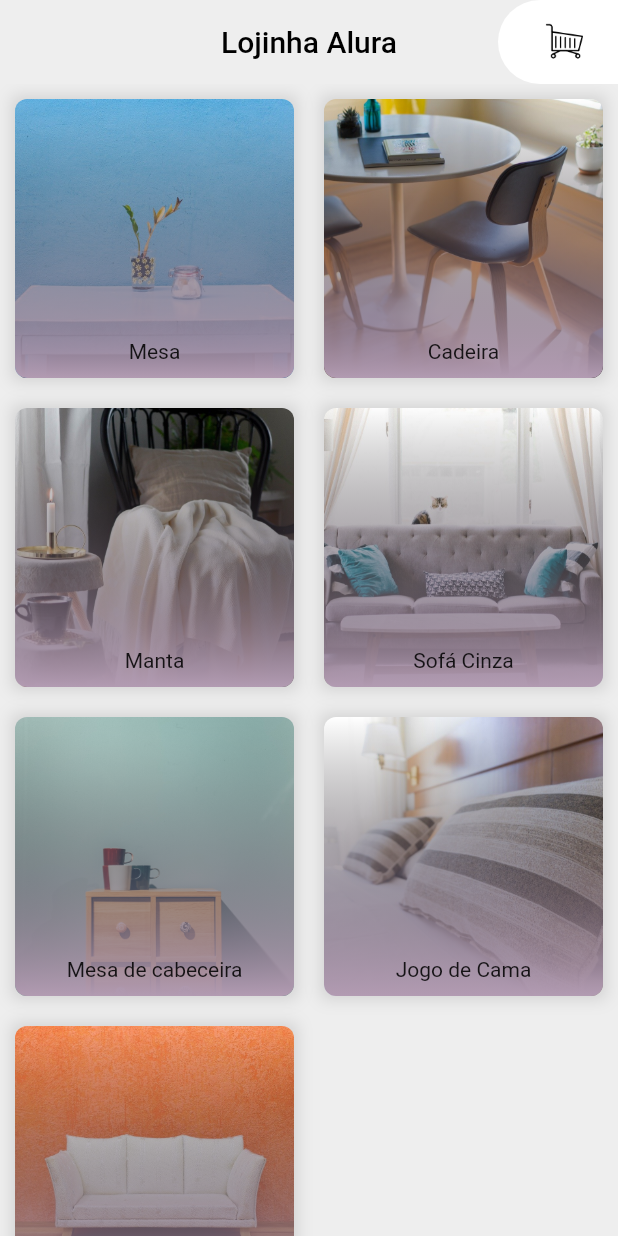
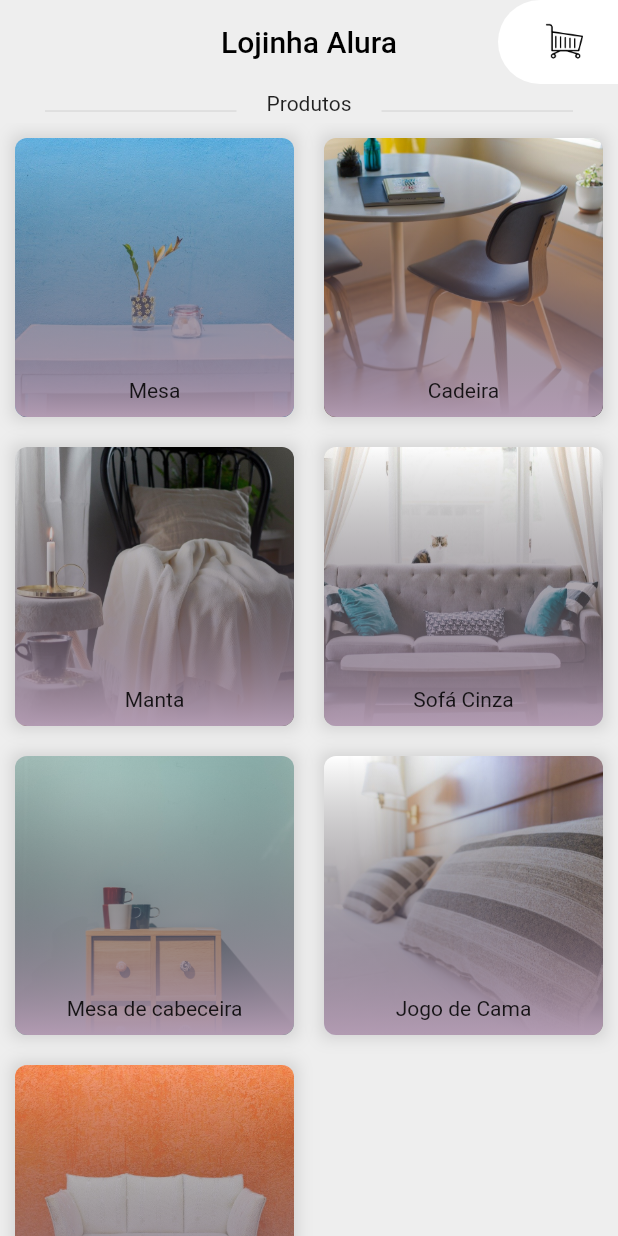
Before and after one commit to AndressaCode/lojinha_alura, a Flutter app: the screen it shows after launch, on a phone screen of 412 x 824 dp. Run offline on Flutter 3.47's test engine with Material 2 defaults, Android fonts, the light colour scheme and no system bars.

Commit message:
Ajustes na tela home com elementos Text e Divider

```diff
--- a/lib/main.dart
+++ b/lib/main.dart
@@ -26,7 +26,6 @@ class MyApp extends StatelessWidget {
 }
 
 class Inicio extends StatelessWidget {
-
   final List moveis = [
     {
       "titulo": "Mesa",
@@ -83,9 +82,33 @@ class Inicio extends StatelessWidget {
   Widget build(BuildContext context) {
     return Scaffold(
       backgroundColor: Colors.grey[200],
-      appBar: AppBarCustomizada(titulo: 'Lojinha Alura', ehPaginaCarrinho: false),
-      body: GridProdutos(
+      appBar:
+          AppBarCustomizada(titulo: 'Lojinha Alura', ehPaginaCarrinho: false),
+      body: Column(
+        children: [
+          Row(
+            children: [
+              Expanded(
+                child: Container(
+                  margin: EdgeInsets.only(left: 30.0, right: 20.0, top: 10.0),
+                  child: Divider(),
+                ),
+              ),
+              Text('Produtos'),
+              Expanded(
+                child: Container(
+                  margin: EdgeInsets.only(left: 20.0, right: 30.0, top: 10.0),
+                  child: Divider(),
+                ),
+              ),
+            ],
+          ),
+          Flexible(
+            child: GridProdutos(
               moveis: moveis,
+            ),
+          ),
+        ],
       ),
     );
   }
```
Lines whose indentation alone changed are shown as unchanged.
